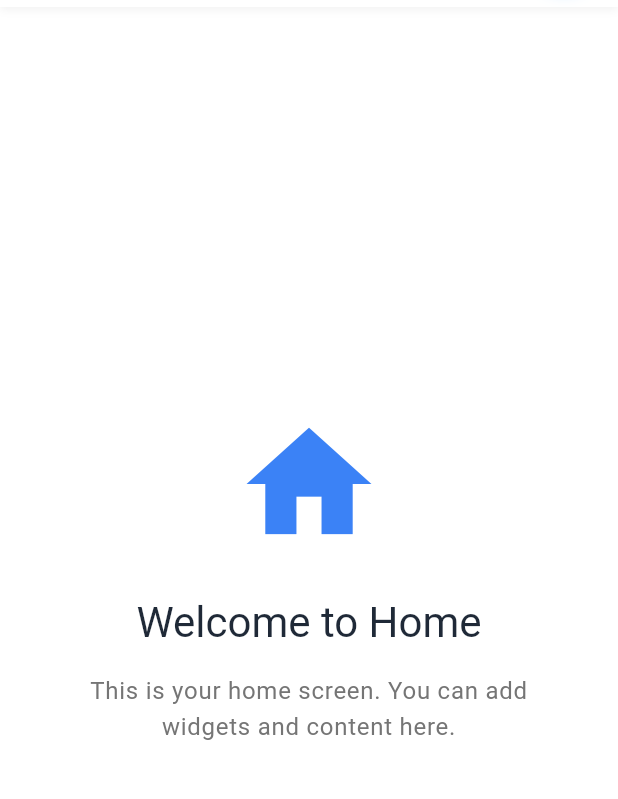
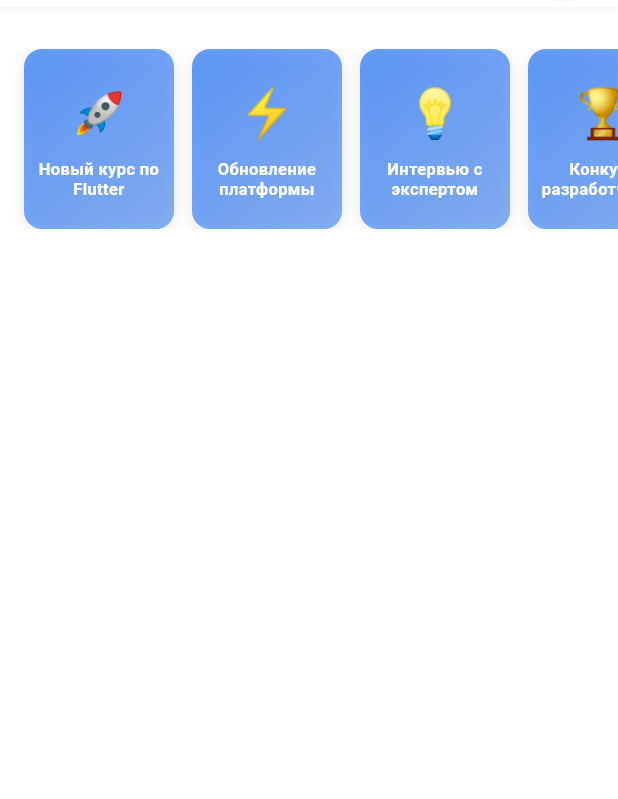
Before and after one commit to Cherkoz/flutter-app, a Flutter app: the HomeScreen screen opened directly, on a phone screen of 412 x 824 dp, the part 89-888 px from its top. Run offline on Flutter 3.47's test engine with Material 3 defaults, Android fonts, the phone set to English and light mode, and no system bars; our stand-ins replace go_router, mask_text_input_formatter.

```diff
--- /dev/null
+++ b/lib/models/news_item.dart
@@ -0,0 +1,131 @@
+class NewsItem {
+  final String id;
+  final String title;
+  final List<NewsSlide> slides;
+  final String? imageUrl;
+
+  NewsItem({
+    required this.id,
+    required this.title,
+    required this.slides,
+    this.imageUrl,
+  });
+}
+
+class NewsSlide {
+  final String title;
+  final String content;
+  final String? imageUrl;
+
+  NewsSlide({
+    required this.title,
+    required this.content,
+    this.imageUrl,
+  });
+}
+
+// Sample news data
+final List<NewsItem> sampleNews = [
+  NewsItem(
+    id: '1',
+    title: 'Новый курс по Flutter',
+    imageUrl: '🚀',
+    slides: [
+      NewsSlide(
+        title: 'Запуск нового курса',
+        content: 'Мы рады представить новый углубленный курс по Flutter разработке. Изучите современные подходы и best practices.',
+      ),
+      NewsSlide(
+        title: 'Что вы узнаете',
+        content: 'State management, архитектура приложений, работа с API, анимации и многое другое.',
+      ),
+      NewsSlide(
+        title: 'Старт курса',
+        content: 'Курс стартует 1 ноября. Успейте записаться со скидкой 30%!',
+      ),
+    ],
+  ),
+  NewsItem(
+    id: '2',
+    title: 'Обновление платформы',
+    imageUrl: '⚡',
+    slides: [
+      NewsSlide(
+        title: 'Новые возможности',
+        content: 'Мы добавили поддержку темной темы, улучшили производительность и обновили дизайн.',
+      ),
+      NewsSlide(
+        title: 'Что изменилось',
+        content: 'Новый навигационный интерфейс, быстрый доступ к избранному, синхронизация между устройствами.',
+      ),
+    ],
+  ),
+  NewsItem(
+    id: '3',
+    title: 'Интервью с экспертом',
+    imageUrl: '💡',
+    slides: [
+      NewsSlide(
+        title: 'Встреча с профессионалом',
+        content: 'На следующей неделе состоится онлайн-интервью с ведущим Flutter разработчиком из Google.',
+      ),
+      NewsSlide(
+        title: 'Темы обсуждения',
+        content: 'Будущее Flutter, новые фичи Flutter 4.0, карьерные советы для начинающих разработчиков.',
+      ),
+      NewsSlide(
+        title: 'Как присоединиться',
+        content: 'Зарегистрируйтесь на нашем сайте и получите ссылку на трансляцию за день до события.',
+      ),
+    ],
+  ),
+  NewsItem(
+    id: '4',
+    title: 'Конкурс разработчиков',
+    imageUrl: '🏆',
+    slides: [
+      NewsSlide(
+        title: 'Участвуйте и выигрывайте',
+        content: 'Объявляем старт конкурса на лучшее Flutter приложение! Призовой фонд 500,000 рублей.',
+      ),
+      NewsSlide(
+        title: 'Условия участия',
+        content: 'Создайте приложение на Flutter, загрузите код на GitHub и отправьте заявку до 15 декабря.',
+      ),
+    ],
+  ),
+  NewsItem(
+    id: '5',
+    title: 'Библиотека месяца',
+    imageUrl: '📚',
+    slides: [
+      NewsSlide(
+        title: 'Riverpod 2.0',
+        content: 'Знакомим вас с обновленной версией популярной библиотеки для state management.',
+      ),
+      NewsSlide(
+        title: 'Ключевые особенности',
+        content: 'Улучшенная типобезопасность, новый синтаксис, лучшая производительность и DevTools интеграция.',
+      ),
+      NewsSlide(
+        title: 'Начните использовать',
+        content: 'Смотрите наш видео-туториал и примеры кода в документации.',
+      ),
+    ],
+  ),
+  NewsItem(
+    id: '6',
+    title: 'Сообщество растет',
+    imageUrl: '👥',
+    slides: [
+      NewsSlide(
+        title: 'Достижение',
+        content: 'Нас уже более 10,000 активных пользователей! Спасибо за вашу поддержку и участие.',
+      ),
+      NewsSlide(
+        title: 'Новые возможности',
+        content: 'Запускаем форум для обсуждений, еженедельные вебинары и менторскую программу.',
+      ),
+    ],
+  ),
+];
--- a/lib/screens/main/home_screen.dart
+++ b/lib/screens/main/home_screen.dart
@@ -1,5 +1,7 @@
 import 'package:flutter/material.dart';
 import '../../widgets/custom_app_header.dart';
+import '../../widgets/news_slider.dart';
+import '../../models/news_item.dart';
 
 class HomeScreen extends StatelessWidget {
   const HomeScreen({super.key});
@@ -11,33 +13,15 @@ class HomeScreen extends StatelessWidget {
         children: [
           const CustomAppHeader(title: 'Главная'),
           Expanded(
-            child: Center(
-        child: Column(
-          mainAxisAlignment: MainAxisAlignment.center,
-          children: [
-            Icon(
-              Icons.home,
-              size: 100,
-              color: Theme.of(context).primaryColor,
-            ),
-            const SizedBox(height: 24),
-            Text(
-              'Welcome to Home',
-              style: Theme.of(context).textTheme.headlineMedium,
-            ),
-            const SizedBox(height: 16),
-            Padding(
-              padding: const EdgeInsets.symmetric(horizontal: 32),
-              child: Text(
-                'This is your home screen. You can add widgets and content here.',
-                textAlign: TextAlign.center,
-                style: Theme.of(context).textTheme.bodyLarge?.copyWith(
-                      color: Colors.grey[600],
-                    ),
+            child: SingleChildScrollView(
+              child: Column(
+                crossAxisAlignment: CrossAxisAlignment.start,
+                children: [
+                  const SizedBox(height: 16),
+                  const SizedBox(height: 12),
+                  NewsSlider(newsItems: sampleNews),
+                ],
               ),
-            ),
-          ],
-        ),
             ),
           ),
         ],
--- /dev/null
+++ b/lib/widgets/news_slider.dart
@@ -0,0 +1,114 @@
+import 'package:flutter/material.dart';
+import '../models/news_item.dart';
+import 'news_viewer.dart';
+
+class NewsSlider extends StatelessWidget {
+  final List<NewsItem> newsItems;
+
+  const NewsSlider({
+    super.key,
+    required this.newsItems,
+  });
+
+  @override
+  Widget build(BuildContext context) {
+    return SizedBox(
+      height: 120,
+      child: ListView.builder(
+        scrollDirection: Axis.horizontal,
+        padding: const EdgeInsets.symmetric(horizontal: 16),
+        itemCount: newsItems.length,
+        itemBuilder: (context, index) {
+          final news = newsItems[index];
+          return Padding(
+            padding: const EdgeInsets.only(right: 12),
+            child: _NewsCard(
+              news: news,
+              onTap: () {
+                Navigator.of(context).push(
+                  MaterialPageRoute(
+                    builder: (context) => NewsViewer(
+                      allNews: newsItems,
+                      initialIndex: index,
+                    ),
+                    fullscreenDialog: true,
+                  ),
+                );
+              },
+            ),
+          );
+        },
+      ),
+    );
+  }
+}
+
+class _NewsCard extends StatelessWidget {
+  final NewsItem news;
+  final VoidCallback onTap;
+
+  const _NewsCard({
+    required this.news,
+    required this.onTap,
+  });
+
+  @override
+  Widget build(BuildContext context) {
+    return GestureDetector(
+      onTap: onTap,
+      child: Container(
+        width: 100,
+        decoration: BoxDecoration(
+          gradient: LinearGradient(
+            begin: Alignment.topLeft,
+            end: Alignment.bottomRight,
+            colors: [
+              Theme.of(context).primaryColor.withOpacity(0.8),
+              Theme.of(context).primaryColor.withOpacity(0.6),
+            ],
+          ),
+          borderRadius: BorderRadius.circular(12),
+          boxShadow: [
+            BoxShadow(
+              color: Colors.black.withOpacity(0.1),
+              blurRadius: 8,
+              offset: const Offset(0, 2),
+            ),
+          ],
+        ),
+        child: Column(
+          mainAxisAlignment: MainAxisAlignment.center,
+          children: [
+            if (news.imageUrl != null)
+              Text(
+                news.imageUrl!,
+                style: const TextStyle(fontSize: 32),
+              )
+            else
+              Icon(
+                Icons.article,
+                size: 32,
+                color: Colors.white.withOpacity(0.9),
+              ),
+            const SizedBox(height: 8),
+            Padding(
+              padding: const EdgeInsets.symmetric(horizontal: 8),
+              child: Text(
+                news.title,
+                style: const TextStyle(
+                  color: Colors.white,
+                  fontSize: 11,
+                  fontWeight: FontWeight.w600,
+                  height: 1.2,
+                ),
+                textAlign: TextAlign.center,
+                maxLines: 3,
+                overflow: TextOverflow.ellipsis,
+              ),
+            ),
+          ],
+        ),
+      ),
+    );
+  }
+}
```
Also changed, not shown: lib/widgets/news_viewer.dart (added, +256 -0 lines).
